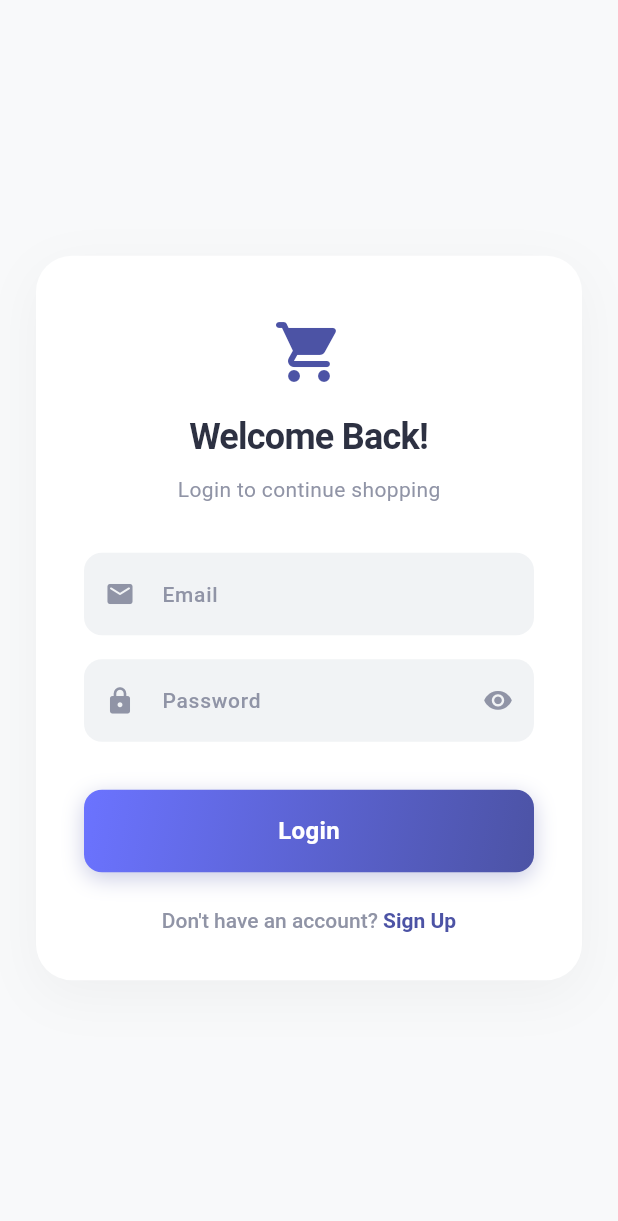
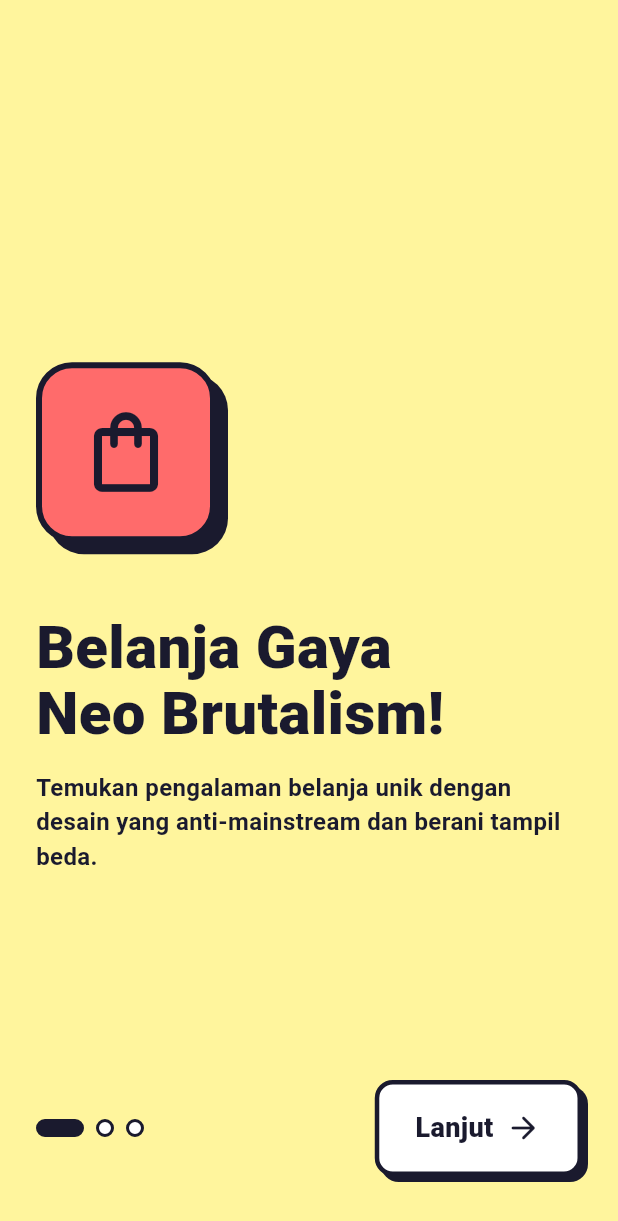
Before and after one commit to kevinwhara/flutter_project_e_commerce, a Flutter app: the screen it shows after launch, on a phone screen of 412 x 824 dp. Shown: the top 1221 px of the screen. Run offline on Flutter 3.47's test engine with Material 3 defaults, Android fonts, the phone set to English and light mode, and no system bars; our stand-ins replace badges.

Commit message:
keren banget ada fitur keranjang aktif,, favorit. dll

```diff
--- a/e_commerce/lib/main.dart
+++ b/e_commerce/lib/main.dart
@@ -4,10 +4,12 @@ import 'models/chat_preview.dart';
 import 'pages/address_page.dart';
 import 'pages/cart_page.dart';
 import 'pages/detail_chat.dart';
+import 'pages/favorite_page.dart';
 import 'pages/help_center_page.dart';
 import 'pages/home_page.dart';
 import 'pages/list_chat.dart';
 import 'pages/login_page.dart';
+import 'pages/onboarding_page.dart';
 import 'pages/order_history_page.dart';
 import 'pages/product_detail_page.dart';
 import 'pages/register_page.dart';
@@ -21,6 +23,7 @@ class MyApp extends StatelessWidget {
 
   static const _primaryColor = Color(0xFF4C53A5);
   static const _bgColor = Color(0xFFF8F9FA);
+  static const _borderColor = Color(0xFF1A1A2E);
 
   @override
   Widget build(BuildContext context) {
@@ -43,16 +46,18 @@ class MyApp extends StatelessWidget {
         ),
         // Snackbar styling
         snackBarTheme: SnackBarThemeData(
-          backgroundColor: const Color(0xFF323232),
-          contentTextStyle: const TextStyle(color: Colors.white, fontWeight: FontWeight.w600),
+          backgroundColor: _borderColor,
+          contentTextStyle: const TextStyle(color: Colors.white, fontWeight: FontWeight.w700),
           shape: RoundedRectangleBorder(
-            borderRadius: BorderRadius.circular(8),
+            borderRadius: BorderRadius.circular(10),
+            side: const BorderSide(color: _borderColor, width: 2),
           ),
           behavior: SnackBarBehavior.floating,
         ),
       ),
-      initialRoute: '/login',
+      initialRoute: '/onboarding',
       routes: {
+        '/onboarding': (context) => const OnboardingPage(),
         '/login': (context) => const LoginPage(),
         '/register': (context) => const RegisterPage(),
         '/home': (context) => const Homepage(),
@@ -66,6 +71,7 @@ class MyApp extends StatelessWidget {
         '/order-history': (context) => const OrderHistoryPage(),
         '/address': (context) => const AddressPage(),
         '/help-center': (context) => const HelpCenterPage(),
+        '/favorite': (context) => const FavoritePage(),
       },
     );
   }
--- a/e_commerce/lib/pages/account_page.dart
+++ b/e_commerce/lib/pages/account_page.dart
@@ -102,6 +102,7 @@ class _AccountPageState extends State<AccountPage> {
             const SizedBox(height: 32),
 
             // ── Menus ─────────────────────────────────────────────
+            _buildMenuTile(Icons.favorite_rounded, 'Favorit Saya', _accentPink, context, route: '/favorite'),
             _buildMenuTile(Icons.shopping_bag_outlined, 'Riwayat Pesanan', const Color(0xFF4ECDC4), context, route: '/order-history'),
             _buildMenuTile(Icons.location_on_outlined, 'Alamat Pengiriman', const Color(0xFFFFB74D), context, route: '/address'),
             _buildMenuTile(Icons.notifications_none_rounded, 'Notifikasi', _accentPink, context),
--- a/e_commerce/lib/pages/detail_chat.dart
+++ b/e_commerce/lib/pages/detail_chat.dart
@@ -23,7 +23,6 @@ class _ChatScreenState extends State<ChatScreen> {
   static const _textLight = Color(0xFF9094A6);
   static const _bgLight = Color(0xFFF8F9FA);
   static const _primary = Color(0xFF4C53A5);
-  static const _primaryLight = Color(0xFFE8E9F4);
   static const _surface = Colors.white;
 
   @override
--- a/e_commerce/lib/pages/home_page.dart
+++ b/e_commerce/lib/pages/home_page.dart
@@ -18,7 +18,6 @@ const _textDark = Color(0xFF2D3142);
 const _textLight = Color(0xFF9094A6);
 const _accentPink = Color(0xFFFF6B6B);
 const _accentTeal = Color(0xFF4ECDC4);
-const _accentOrange = Color(0xFFFFB74D);
 
 // ══════════════════════════════════════════════════════════════════════
 //  HOME PAGE CONTENT (tab 0)
--- /dev/null
+++ b/e_commerce/lib/pages/onboarding_page.dart
@@ -0,0 +1,182 @@
+import 'package:flutter/material.dart';
+
+class OnboardingPage extends StatefulWidget {
+  const OnboardingPage({super.key});
+
+  @override
+  State<OnboardingPage> createState() => _OnboardingPageState();
+}
+
+class _OnboardingPageState extends State<OnboardingPage> {
+  final PageController _pageController = PageController();
+  int _currentIndex = 0;
+
+  static const _borderColor = Color(0xFF1A1A2E);
+  static const _yellow = Color(0xFFFFF59D);
+  static const _pink = Color(0xFFFF6B6B);
+  static const _teal = Color(0xFF4ECDC4);
+  static const _orange = Color(0xFFFFB74D);
+
+  final List<Map<String, dynamic>> _pages = [
+    {
+      'color': _yellow,
+      'icon': Icons.shopping_bag_outlined,
+      'iconBg': _pink,
+      'title': 'Belanja Gaya\nNeo Brutalism!',
+      'desc': 'Temukan pengalaman belanja unik dengan desain yang anti-mainstream dan berani tampil beda.',
+    },
+    {
+      'color': _pink,
+      'icon': Icons.local_fire_department_rounded,
+      'iconBg': _orange,
+      'title': 'Diskon Gede\nTiap Hari 🔥',
+      'desc': 'Dapatkan promo eksklusif dan voucher belanja tanpa henti. Jangan sampai ketinggalan!',
+    },
+    {
+      'color': _teal,
+      'icon': Icons.rocket_launch_rounded,
+      'iconBg': _yellow,
+      'title': 'Siap Mulai\nPetualangan?',
+      'desc': 'Daftar sekarang dan nikmati gratis ongkir untuk pembelian pertamamu.',
+    },
+  ];
+
+  @override
+  void dispose() {
+    _pageController.dispose();
+    super.dispose();
+  }
+
+  void _nextPage() {
+    if (_currentIndex < _pages.length - 1) {
+      _pageController.nextPage(
+        duration: const Duration(milliseconds: 300),
+        curve: Curves.easeInOut,
+      );
+    } else {
+      Navigator.pushReplacementNamed(context, '/login');
+    }
+  }
+
+  @override
+  Widget build(BuildContext context) {
+    return Scaffold(
+      body: Stack(
+        children: [
+          PageView.builder(
+            controller: _pageController,
+            onPageChanged: (index) => setState(() => _currentIndex = index),
+            itemCount: _pages.length,
+            itemBuilder: (context, index) {
+              final page = _pages[index];
+              return Container(
+                color: page['color'],
+                padding: const EdgeInsets.symmetric(horizontal: 24),
+                child: Column(
+                  mainAxisAlignment: MainAxisAlignment.center,
+                  crossAxisAlignment: CrossAxisAlignment.start,
+                  children: [
+                    // Floating Icon Shape
+                    Container(
+                      width: 120,
+                      height: 120,
+                      decoration: BoxDecoration(
+                        color: page['iconBg'],
+                        borderRadius: BorderRadius.circular(24),
+                        border: Border.all(color: _borderColor, width: 4),
+                        boxShadow: const [
+                          BoxShadow(color: _borderColor, offset: Offset(8, 8), blurRadius: 0),
+                        ],
+                      ),
+                      child: Icon(page['icon'], size: 64, color: _borderColor),
+                    ),
+                    const SizedBox(height: 48),
+                    // Title
+                    Text(
+                      page['title'],
+                      style: const TextStyle(
+                        fontSize: 40,
+                        fontWeight: FontWeight.w900,
+                        color: _borderColor,
+                        height: 1.1,
+                      ),
+                    ),
+                    const SizedBox(height: 16),
+                    // Description
+                    Text(
+                      page['desc'],
+                      style: const TextStyle(
+                        fontSize: 16,
+                        fontWeight: FontWeight.w700,
+                        color: _borderColor,
+                      ),
+                    ),
+                  ],
+                ),
+              );
+            },
+          ),
+
+          // Navigation Row
+          Positioned(
+            bottom: 40,
+            left: 24,
+            right: 24,
+            child: Row(
+              mainAxisAlignment: MainAxisAlignment.spaceBetween,
+              children: [
+                // Indicators
+                Row(
+                  children: List.generate(_pages.length, (index) {
+                    final isSelected = _currentIndex == index;
+                    return AnimatedContainer(
+                      duration: const Duration(milliseconds: 300),
+                      margin: const EdgeInsets.only(right: 8),
+                      height: 12,
+                      width: isSelected ? 32 : 12,
+                      decoration: BoxDecoration(
+                        color: isSelected ? _borderColor : Colors.white,
+                        borderRadius: BorderRadius.circular(6),
+                        border: Border.all(color: _borderColor, width: 2),
+                      ),
+                    );
+                  }),
+                ),
+
+                // Next Button
+                GestureDetector(
+                  onTap: _nextPage,
+                  child: Container(
+                    padding: const EdgeInsets.symmetric(horizontal: 24, vertical: 16),
+                    decoration: BoxDecoration(
+                      color: Colors.white,
+                      borderRadius: BorderRadius.circular(12),
+                      border: Border.all(color: _borderColor, width: 3),
+                      boxShadow: const [
+                        BoxShadow(color: _borderColor, offset: Offset(4, 4), blurRadius: 0),
+                      ],
+                    ),
+                    child: Row(
+                      children: [
+                        Text(
+                          _currentIndex == _pages.length - 1 ? 'Mulai' : 'Lanjut',
+                          style: const TextStyle(
+                            fontSize: 18,
+                            fontWeight: FontWeight.w900,
+                            color: _borderColor,
+                          ),
+                        ),
+                        const SizedBox(width: 8),
+                        const Icon(Icons.arrow_forward_rounded, color: _borderColor),
+                      ],
+                    ),
+                  ),
+                ),
+              ],
+            ),
+          ),
+        ],
+      ),
+    );
+  }
+}
--- a/e_commerce/lib/widgets/cart_app_bar.dart
+++ b/e_commerce/lib/widgets/cart_app_bar.dart
@@ -5,7 +5,6 @@ class CartAppBar extends StatelessWidget {
   const CartAppBar({super.key});
 
   static const _textDark = Color(0xFF2D3142);
-  static const _primary = Color(0xFF4C53A5);
 
   @override
   Widget build(BuildContext context) {
--- a/e_commerce/lib/widgets/cart_bottom_nav_bar.dart
+++ b/e_commerce/lib/widgets/cart_bottom_nav_bar.dart
@@ -9,7 +9,6 @@ class CartBottomNavBar extends StatelessWidget {
 
   static const _textDark = Color(0xFF2D3142);
   static const _primary = Color(0xFF4C53A5);
-  static const _bgLight = Color(0xFFF8F9FA);
 
   @override
   Widget build(BuildContext context) {
--- a/e_commerce/lib/widgets/search_bar_widget.dart
+++ b/e_commerce/lib/widgets/search_bar_widget.dart
@@ -6,7 +6,6 @@ class SearchBarWidget extends StatelessWidget {
 
   final ValueChanged<String> onChanged;
 
-  static const _primary = Color(0xFF4C53A5);
   static const _textDark = Color(0xFF2D3142);
   static const _textLight = Color(0xFF9094A6);
 
```
Also changed, not shown: e_commerce/lib/pages/cart_page.dart (+35 -42 lines), e_commerce/lib/pages/favorite_page.dart (added, +62 -0 lines), e_commerce/lib/pages/product_detail_page.dart (+33 -1 lines), e_commerce/lib/providers/cart_provider.dart (added, +71 -0 lines), e_commerce/lib/providers/favorite_provider.dart (added, +24 -0 lines), e_commerce/lib/widgets/home_app_bar.dart (+15 -2 lines), e_commerce/lib/widgets/product_card.dart (+19 -5 lines).
